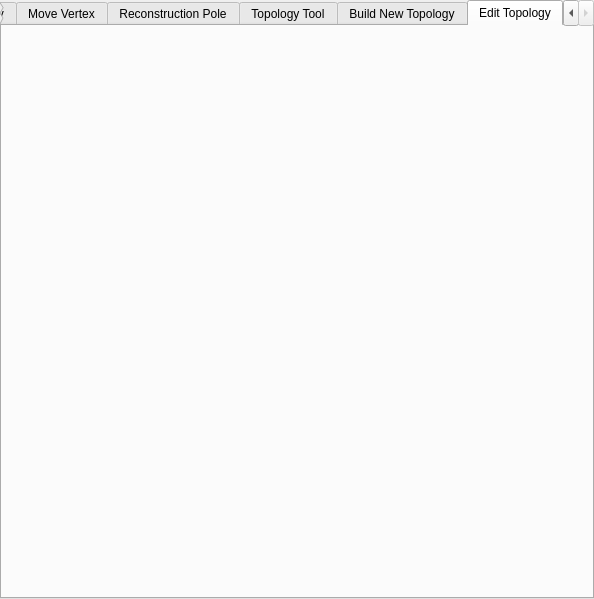
Qt form src/qt-widgets/TaskPanelUi.ui (GPlates/GPlates) before a commit.
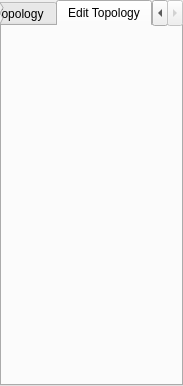
The same form after that commit.

```diff
--- a/src/qt-widgets/TaskPanelUi.ui
+++ b/src/qt-widgets/TaskPanelUi.ui
@@ -5,8 +5,8 @@
    <rect>
     <x>0</x>
     <y>0</y>
-    <width>594</width>
-    <height>599</height>
+    <width>183</width>
+    <height>386</height>
    </rect>
   </property>
   <property name="sizePolicy" >
@@ -45,6 +45,12 @@
      <property name="currentIndex" >
       <number>6</number>
      </property>
+     <property name="elideMode" >
+      <enum>Qt::ElideNone</enum>
+     </property>
+     <property name="usesScrollButtons" >
+      <bool>true</bool>
+     </property>
      <widget class="QWidget" name="tab_feature" >
       <attribute name="title" >
        <string>Current Feature</string>
@@ -57,7 +63,7 @@
      </widget>
      <widget class="QWidget" name="tab_move_vertex" >
       <attribute name="title" >
-       <string>Move Vertex</string>
+       <string>Modify Geometry</string>
       </attribute>
      </widget>
      <widget class="QWidget" name="tab_modify_pole" >
```
Left out of the diff: 6 changed lines with no effect on the pictures.
